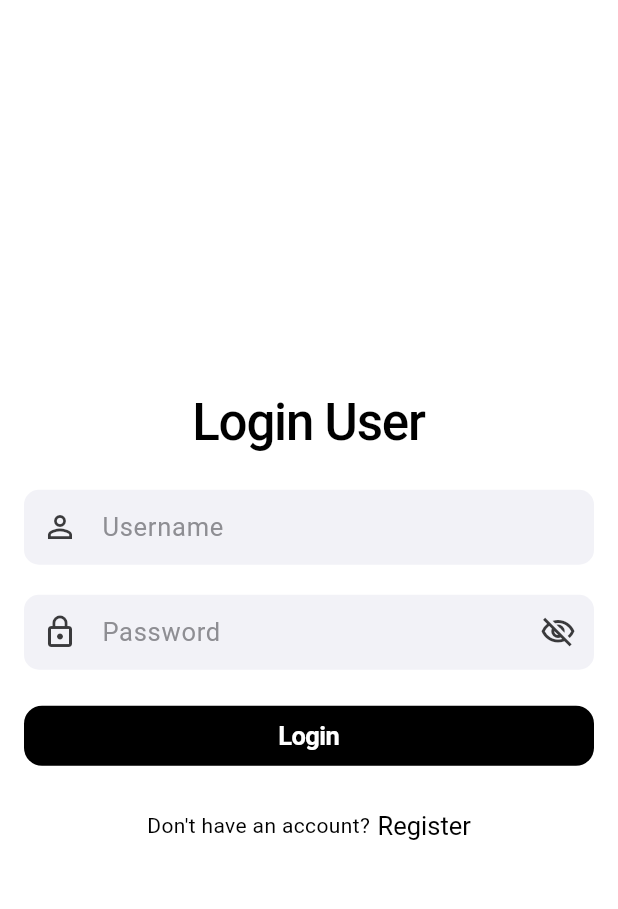
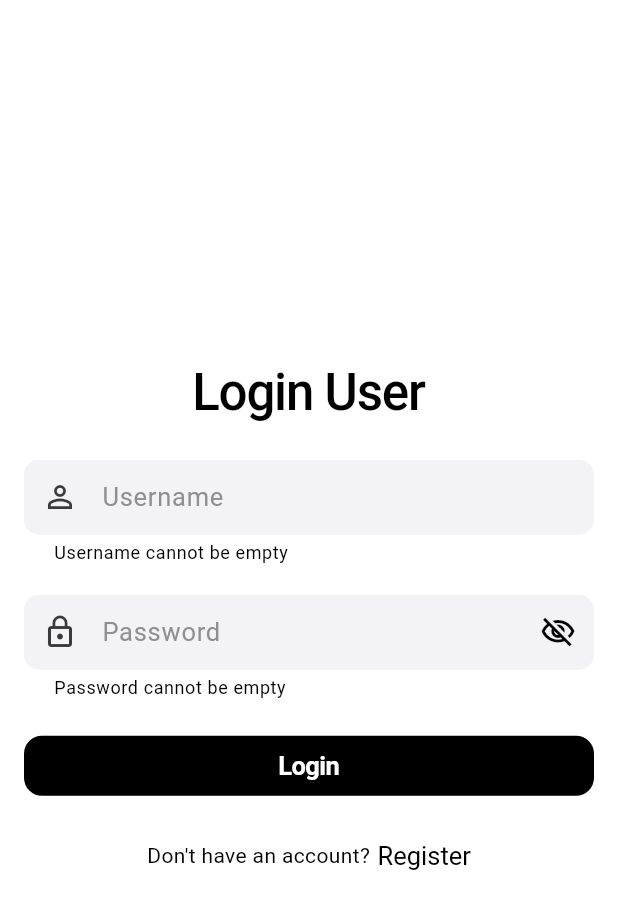
Before and after one commit to rahulmukh1ya/chat_room_app, a Flutter app: the screen it shows after launch, after a tap on "Login", on a phone screen of 412 x 824 dp. Shown: the top 909 px of the screen. Run offline on Flutter 3.47's test engine with Material 3 defaults, Android fonts, the phone set to English and light mode, and no system bars; our stand-ins replace bloc, connectivity_plus, dio, equatable, flutter_bloc, get_it and 1 more; network calls fail; Roboto replaces fonts that are missing (SFProDisplay).

Commit message:
Auth feature done

```diff
--- a/lib/common/network/dio_http_client.dart
+++ b/lib/common/network/dio_http_client.dart
@@ -3,7 +3,6 @@ import 'dart:developer';
 import 'package:chat_app/common/constants/api_constants.dart';
 import 'package:chat_app/common/exceptions/custom_exception.dart';
 import 'package:dio/dio.dart';
-
 
 class DioHttpClient {
   final Dio dio;
@@ -190,7 +189,9 @@ class DioHttpClient {
   Map<String, dynamic> _handleError(DioException e) {
     if (e.response != null) {
       final errorMessage =
-          e.response?.data?['message'] ?? 'An unknown error occurred';
+          e.response?.data?['error'] ?? 'An unknown error occurred';
+      // final errorMessage =
+      //     e.response?.data?['message'] ?? 'An unknown error occurred';
       log("Extracted Error Message: $errorMessage");
       throw CustomException(errorMessage);
     }
--- a/lib/common/widgets/custom_text_form_field.dart
+++ b/lib/common/widgets/custom_text_form_field.dart
@@ -8,6 +8,8 @@ class CustomTextFormField extends StatelessWidget {
   final VoidCallback? callBack;
   final Icon? prefixIcon;
   final IconButton? suffixIcon;
+  final FormFieldValidator<String>? validator;
+  final AutovalidateMode? autovalidateMode;
 
   const CustomTextFormField({
     super.key,
@@ -18,6 +20,8 @@ class CustomTextFormField extends StatelessWidget {
     this.callBack,
     this.prefixIcon,
     this.suffixIcon,
+    this.validator,
+    this.autovalidateMode,
   });
 
   @override
@@ -26,6 +30,8 @@ class CustomTextFormField extends StatelessWidget {
       onTap: callBack,
       controller: controller,
       obscureText: isObscure,
+      validator: validator,
+      autovalidateMode: autovalidateMode ?? AutovalidateMode.onUserInteraction,
 
       decoration: InputDecoration(
         prefixIcon: prefixIcon,
--- a/lib/features/auth/data/datasources/auth_remote_datasource.dart
+++ b/lib/features/auth/data/datasources/auth_remote_datasource.dart
@@ -14,7 +14,7 @@ class AuthRemoteDatasourceImpl implements AuthRemoteDatasource {
   AuthRemoteDatasourceImpl({required this.client});
   @override
   Future<AuthResponseModel> loginUser(String username, String password) async {
-    final response = client.post(
+    final response = await client.post(
       ApiConstants.login,
       body: {'username': username, 'password': password},
     );
@@ -22,7 +22,7 @@ class AuthRemoteDatasourceImpl implements AuthRemoteDatasource {
     log(response.toString());
 
     final authResponseModel = AuthResponseModel.fromJson(
-      response as Map<String, dynamic>,
+      response,
     );
 
     return authResponseModel;
@@ -30,7 +30,7 @@ class AuthRemoteDatasourceImpl implements AuthRemoteDatasource {
 
   @override
   Future<void> registerUser(String username, String password) async {
-    final response = client.post(
+    final response = await client.post(
       ApiConstants.register,
       body: {'username': username, 'password': password},
     );
--- a/lib/features/auth/presentation/bloc/auth_bloc/auth_bloc.dart
+++ b/lib/features/auth/presentation/bloc/auth_bloc/auth_bloc.dart
@@ -33,7 +33,7 @@ class AuthBloc extends Bloc<AuthEvent, AuthState> {
         ),
       );
     } catch (e) {
-      emit(state.copyWith(status: AuthStatus.error, message: e.toString()));
+      emit(state.copyWith(status: AuthStatus.loginError, message: e.toString()));
     }
   }
 
@@ -56,7 +56,7 @@ class AuthBloc extends Bloc<AuthEvent, AuthState> {
         ),
       );
     } catch (e) {
-      emit(state.copyWith(status: AuthStatus.error, message: e.toString()));
+      emit(state.copyWith(status: AuthStatus.registerError, message: e.toString()));
     }
   }
 }
--- a/lib/features/auth/presentation/bloc/auth_bloc/auth_state.dart
+++ b/lib/features/auth/presentation/bloc/auth_bloc/auth_state.dart
@@ -1,6 +1,6 @@
 part of 'auth_bloc.dart';
 
-enum AuthStatus { initial, loading, loginSuccess, registerSuccess, error }
+enum AuthStatus { initial, loading, loginSuccess, registerSuccess, loginError, registerError }
 
 final class AuthState extends Equatable {
   final AuthStatus status;
--- a/lib/features/auth/presentation/screen/login_screen.dart
+++ b/lib/features/auth/presentation/screen/login_screen.dart
@@ -1,7 +1,13 @@
+import 'dart:developer';
+
 import 'package:chat_app/common/theme/theme_extension.dart';
+import 'package:chat_app/common/utils/custom_snack_bar.dart';
 import 'package:chat_app/common/widgets/custom_text_form_field.dart';
+import 'package:chat_app/features/auth/presentation/bloc/auth_bloc/auth_bloc.dart';
 import 'package:chat_app/features/auth/presentation/screen/register_screen.dart';
+import 'package:chat_app/features/chat/presentation/screen/chat_list_screen.dart';
 import 'package:flutter/material.dart';
+import 'package:flutter_bloc/flutter_bloc.dart';
 
 class LoginScreen extends StatefulWidget {
   const LoginScreen({super.key});
@@ -28,15 +34,39 @@ class _LoginScreenState extends State<LoginScreen> {
     );
   }
 
+  void _navigateChatListScreen() {
+    Navigator.push(
+      context,
+      MaterialPageRoute(builder: (context) => ChatListScreen()),
+    );
+  }
+
   void _handleLogin() {
-    if(_formKey.currentState?.validate() ?? false) {
+    log('i am here');
+    if (_formKey.currentState?.validate() ?? false) {
+      log('here too??');
 
+      context.read<AuthBloc>().add(
+        LoginEvent(
+          username: _usernameController.text.trim(),
+          password: _passwordController.text.trim(),
+        ),
+      );
     }
   }
 
   @override
   Widget build(BuildContext context) {
-    return Scaffold(
+    return BlocListener<AuthBloc, AuthState>(
+      listener: (context, state) {
+        if (state.status == AuthStatus.loginSuccess) {
+          CustomSnackbar.show(context, state.message, SnackbarType.success);
+          _navigateChatListScreen();
+        } else if (state.status == AuthStatus.loginError) {
+          CustomSnackbar.show(context, state.message, SnackbarType.error);
+        }
+      },
+      child: Scaffold(
         body: Form(
           key: _formKey,
           child: Padding(
@@ -48,12 +78,24 @@ class _LoginScreenState extends State<LoginScreen> {
               children: [
                 Text(
                   'Login User',
-                style: context.largeTitle.copyWith(fontWeight: FontWeight.w500),
+                  style: context.largeTitle.copyWith(
+                    fontWeight: FontWeight.w500,
+                  ),
                 ),
                 CustomTextFormField(
                   prefixIcon: Icon(Icons.person_outline),
                   controller: _usernameController,
                   hintText: 'Username',
+                  autovalidateMode: AutovalidateMode.onUserInteraction,
+                  validator: (value) {
+                    if (value == null || value.isEmpty) {
+                      return 'Username cannot be empty';
+                    } else if (value.length < 3) {
+                      return 'Username too short';
+                    } else {
+                      return null;
+                    }
+                  },
                 ),
                 ValueListenableBuilder(
                   valueListenable: _isObscure,
@@ -63,6 +105,18 @@ class _LoginScreenState extends State<LoginScreen> {
                       controller: _passwordController,
                       hintText: 'Password',
                       prefixIcon: Icon(Icons.lock_outline),
+
+                      autovalidateMode: AutovalidateMode.onUserInteraction,
+                      validator: (value) {
+                        if (value == null || value.isEmpty) {
+                          return 'Password cannot be empty';
+                        } else if (value.length < 6) {
+                          return 'Password too short';
+                        } else {
+                          return null;
+                        }
+                      },
+
                       suffixIcon: IconButton(
                         onPressed: toggleVisibility,
 
@@ -75,12 +129,25 @@ class _LoginScreenState extends State<LoginScreen> {
                 ),
                 SizedBox(
                   width: MediaQuery.sizeOf(context).width,
-                child: ElevatedButton(
+                  child: BlocBuilder<AuthBloc, AuthState>(
+                    builder: (context, state) {
+                      return ElevatedButton(
                         style: ElevatedButton.styleFrom(
                           padding: EdgeInsets.symmetric(vertical: 5),
                         ),
                         onPressed: _handleLogin,
-                  child: Text('Login'),
+                        child: state.status == AuthStatus.loading
+                            ? SizedBox(
+                                height: 15,
+                                width: 15,
+                                child: CircularProgressIndicator(
+                                  color: Colors.white,
+                                  strokeWidth: 2,
+                                ),
+                              )
+                            : Text('Login'),
+                      );
+                    },
                   ),
                 ),
                 Row(
@@ -103,6 +170,7 @@ class _LoginScreenState extends State<LoginScreen> {
             ),
           ),
         ),
+      ),
     );
   }
 }
```
Also changed, not shown: lib/common/utils/custom_snack_bar.dart (added, +42 -0 lines), lib/features/auth/presentation/screen/register_screen.dart (+47 -5 lines), lib/features/chat/presentation/screen/chat_list_screen.dart (added, +13 -0 lines), lib/features/chat/presentation/screen/chat_screen.dart (added, +13 -0 lines), 1 other file. Lines whose indentation alone changed are shown as unchanged.
